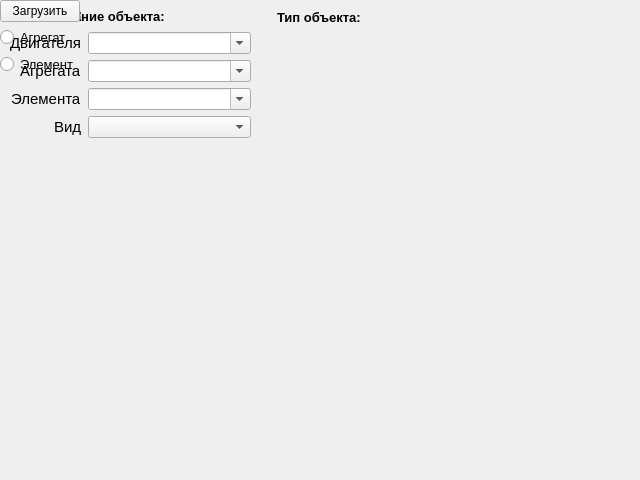
Old version of the form dw_insert.ui in the repository JonyN5/Engine-Design-Photos.
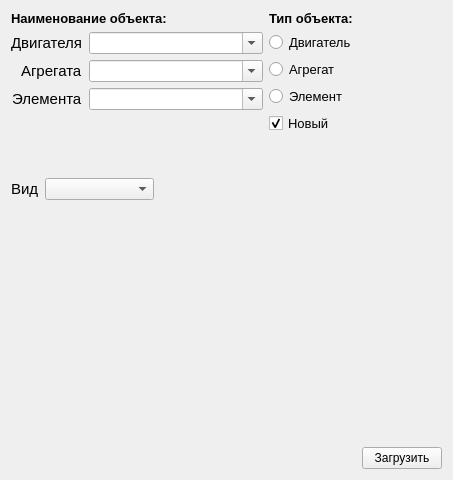
New version of the form. Custom widgets are drawn as their Qt base class.

What changed in the file:
```diff
--- a/dw_insert.ui
+++ b/dw_insert.ui
@@ -6,10 +6,16 @@
    <rect>
     <x>0</x>
     <y>0</y>
-    <width>640</width>
+    <width>453</width>
     <height>480</height>
    </rect>
   </property>
+  <property name="minimumSize">
+   <size>
+    <width>350</width>
+    <height>0</height>
+   </size>
+  </property>
   <property name="font">
    <font>
     <weight>50</weight>
@@ -20,59 +26,10 @@
   <property name="windowTitle">
    <string>Form</string>
   </property>
-  <widget class="QLabel" name="label_6">
-   <property name="geometry">
-    <rect>
-     <x>9</x>
-     <y>9</y>
-     <width>160</width>
-     <height>16</height>
-    </rect>
-   </property>
-   <property name="font">
-    <font>
-     <family>Arial</family>
-     <pointsize>10</pointsize>
-     <weight>75</weight>
-     <bold>true</bold>
-    </font>
-   </property>
-   <property name="text">
-    <string>&lt;html&gt;&lt;head/&gt;&lt;body&gt;&lt;p&gt;Наименование объекта:&lt;/p&gt;&lt;/body&gt;&lt;/html&gt;</string>
-   </property>
-  </widget>
-  <widget class="QLabel" name="label_5">
-   <property name="geometry">
-    <rect>
-     <x>277</x>
-     <y>9</y>
-     <width>86</width>
-     <height>16</height>
-    </rect>
-   </property>
-   <property name="font">
-    <font>
-     <family>Arial</family>
-     <pointsize>10</pointsize>
-     <weight>75</weight>
-     <bold>true</bold>
-    </font>
-   </property>
-   <property name="text">
-    <string>Тип объекта:</string>
-   </property>
-  </widget>
-  <widget class="QWidget" name="">
-   <property name="geometry">
-    <rect>
-     <x>10</x>
-     <y>32</y>
-     <width>241</width>
-     <height>106</height>
-    </rect>
-   </property>
-   <layout class="QHBoxLayout" name="horizontalLayout_2">
-    <item>
+  <layout class="QGridLayout" name="gridLayout" rowstretch="0,0,0,0,1,0" columnstretch="0,0,0,0,0,0" rowminimumheight="0,0,0,0,0,0" columnminimumwidth="250,0,0,0,0,0">
+   <item row="1" column="0" colspan="2">
+    <layout class="QFormLayout" name="formLayout">
+     <item row="0" column="0">
      <layout class="QVBoxLayout" name="verticalLayout_2">
       <item alignment="Qt::AlignRight">
        <widget class="QLabel" name="lb_engine">
@@ -113,22 +70,9 @@
         </property>
        </widget>
       </item>
-      <item alignment="Qt::AlignRight">
-       <widget class="QLabel" name="label_4">
-        <property name="font">
-         <font>
-          <family>Arial</family>
-          <pointsize>11</pointsize>
-         </font>
-        </property>
-        <property name="text">
-         <string>Вид</string>
-        </property>
-       </widget>
-      </item>
-     </layout>
-    </item>
-    <item>
+      </layout>
+     </item>
+     <item row="0" column="1">
      <layout class="QVBoxLayout" name="verticalLayout">
       <item>
        <widget class="QComboBox" name="cB_engine">
@@ -169,29 +113,11 @@
         </property>
        </widget>
       </item>
-      <item>
-       <widget class="QSplitter" name="splitter">
-        <property name="orientation">
-         <enum>Qt::Horizontal</enum>
-        </property>
-        <widget class="QComboBox" name="cB_sight">
-         <property name="font">
-          <font>
-           <family>Arial</family>
-           <pointsize>9</pointsize>
-          </font>
-         </property>
-         <property name="editable">
-          <bool>false</bool>
-         </property>
-        </widget>
-       </widget>
-      </item>
      </layout>
     </item>
    </layout>
-  </widget>
-  <widget class="QWidget" name="">
+   </item>
+   <item row="1" column="3">
    <layout class="QVBoxLayout" name="verticalLayout_3" stretch="0,0,0,0">
     <item>
      <widget class="QRadioButton" name="rB_engine">
@@ -233,31 +159,91 @@
      </widget>
     </item>
     <item>
-     <spacer name="horizontalSpacer_4">
+      <widget class="QCheckBox" name="chB">
+       <property name="font">
+        <font>
+         <family>Arial</family>
+         <pointsize>10</pointsize>
+        </font>
+       </property>
+       <property name="text">
+        <string>Новый</string>
+       </property>
+       <property name="checked">
+        <bool>true</bool>
+       </property>
+      </widget>
+     </item>
+    </layout>
+   </item>
+   <item row="4" column="5">
+    <spacer name="verticalSpacer">
+     <property name="orientation">
+      <enum>Qt::Vertical</enum>
+     </property>
+     <property name="sizeHint" stdset="0">
+      <size>
+       <width>20</width>
+       <height>247</height>
+      </size>
+     </property>
+    </spacer>
+   </item>
+   <item row="5" column="4">
+    <spacer name="horizontalSpacer">
       <property name="orientation">
        <enum>Qt::Horizontal</enum>
       </property>
       <property name="sizeHint" stdset="0">
        <size>
-        <width>40</width>
+       <width>219</width>
         <height>20</height>
        </size>
       </property>
      </spacer>
     </item>
-   </layout>
-  </widget>
-  <widget class="QWidget" name="">
-   <layout class="QHBoxLayout" name="horizontalLayout">
-    <item>
+   <item row="5" column="5">
      <widget class="QPushButton" name="pB_DownLoad">
       <property name="text">
        <string>Загрузить</string>
       </property>
      </widget>
     </item>
+   <item row="3" column="0" colspan="2">
+    <layout class="QHBoxLayout" name="horizontalLayout">
     <item>
-     <spacer name="horizontalSpacer">
+      <widget class="QLabel" name="label_4">
+       <property name="font">
+        <font>
+         <family>Arial</family>
+         <pointsize>11</pointsize>
+        </font>
+       </property>
+       <property name="text">
+        <string>Вид</string>
+       </property>
+      </widget>
+     </item>
+     <item>
+      <widget class="QSplitter" name="splitter">
+       <property name="orientation">
+        <enum>Qt::Horizontal</enum>
+       </property>
+       <widget class="QComboBox" name="cB_sight">
+        <property name="font">
+         <font>
+          <family>Arial</family>
+          <pointsize>9</pointsize>
+         </font>
+        </property>
+        <property name="editable">
+         <bool>false</bool>
+        </property>
+       </widget>
+      </widget>
+     </item>
+     <item>
+      <spacer name="horizontalSpacer_3">
       <property name="orientation">
        <enum>Qt::Horizontal</enum>
       </property>
@@ -270,8 +256,72 @@
      </spacer>
     </item>
    </layout>
-  </widget>
- </widget>
+   </item>
+   <item row="0" column="0" colspan="2">
+    <widget class="QLabel" name="label_6">
+     <property name="font">
+      <font>
+       <family>Arial</family>
+       <pointsize>10</pointsize>
+       <weight>75</weight>
+       <bold>true</bold>
+      </font>
+     </property>
+     <property name="text">
+      <string>&lt;html&gt;&lt;head/&gt;&lt;body&gt;&lt;p&gt;Наименование объекта:&lt;/p&gt;&lt;/body&gt;&lt;/html&gt;</string>
+     </property>
+    </widget>
+   </item>
+   <item row="2" column="0">
+    <spacer name="verticalSpacer_2">
+     <property name="orientation">
+      <enum>Qt::Vertical</enum>
+     </property>
+     <property name="sizeHint" stdset="0">
+      <size>
+       <width>20</width>
+       <height>38</height>
+      </size>
+     </property>
+    </spacer>
+   </item>
+   <item row="0" column="3">
+    <widget class="QLabel" name="label_5">
+     <property name="font">
+      <font>
+       <family>Arial</family>
+       <pointsize>10</pointsize>
+       <weight>75</weight>
+       <bold>true</bold>
+      </font>
+     </property>
+     <property name="text">
+      <string>Тип объекта:</string>
+     </property>
+    </widget>
+   </item>
+   <item row="1" column="4">
+    <spacer name="horizontalSpacer_2">
+     <property name="orientation">
+      <enum>Qt::Horizontal</enum>
+     </property>
+     <property name="sizeHint" stdset="0">
+      <size>
+       <width>218</width>
+       <height>20</height>
+      </size>
+     </property>
+    </spacer>
+   </item>
+  </layout>
+ </widget>
+ <customwidgets>
+  <customwidget>
+   <class>new_combo</class>
+   <extends>QComboBox</extends>
+   <header>new_combo.h</header>
+  </customwidget>
+ </customwidgets>
  <resources/>
  <connections/>
 </ui>
```
Left out of the diff: 6 changed lines with no effect on the pictures. Lines whose indentation alone changed are shown as unchanged.
